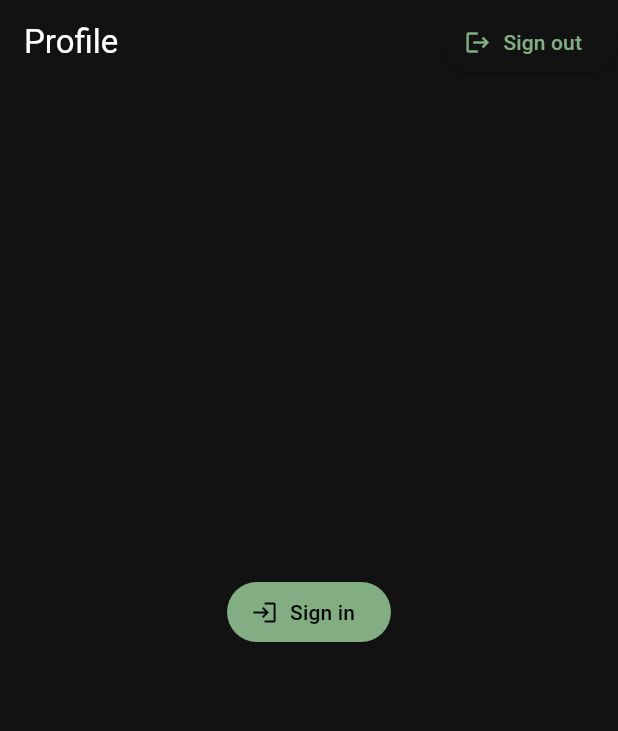
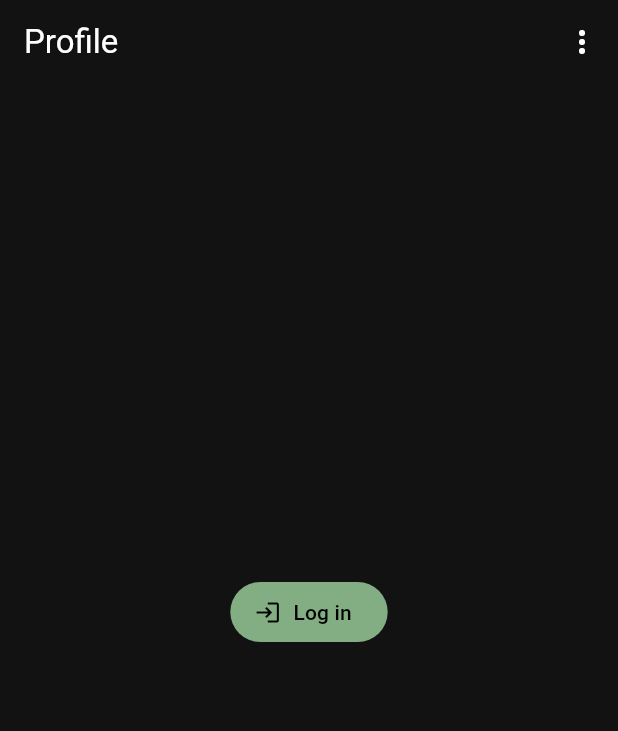
Before and after one commit to ChreSyr/crea_chess, a Flutter app: the screen it shows after launch, item 2 of the bottom bar chosen, on a phone screen of 412 x 824 dp. Shown: the top 731 px of the screen. Run offline on Flutter 3.47's test engine with Material 3 defaults, Android fonts, the phone set to English and light mode, and no system bars; our stand-ins replace badges, cloud_firestore, fast_immutable_collections, firebase_auth, firebase_core, flutter_bloc and 6 more; missing offline and left inert: chessground, dartchess_webok, regexpattern; accounts and stored records are empty; generated files the repository leaves out were written again.

Commit message:
Added MenuAnchor in profile page

```diff
--- a/lib/package/l10n/arb/app_en.arb
+++ b/lib/package/l10n/arb/app_en.arb
@@ -5,7 +5,6 @@
   "chooseColor": "Choose a color",
   "continue_": "Continue",
   "deleteAccount": "Delete this account",
-  "disconnect": "Sign out",
   "email": "Email",
   "formError": "{code, select, other{Unknown error.} empty{This field is required.} mailTaken{The email address is already in use by another account.} notEmail{Doesn't appear to be an email address.} notPassword{Too weak. A password must contain a lowercase letter, an uppercase letter, a number and at least 8 characters.} invalidCredentials{Email and password do not match. Try again or click \"Forgot password ?\" to reset it.}}",
   "@formError": {
@@ -21,11 +20,11 @@
   "passwordForgot": "Forgot password ?",
   "play": "Play",
   "profile": "Profile",
-  "registerNow": "Register now",
-  "registration": "Registration",
   "settings": "Settings",
-  "signin": "Sign in",
-  "signup": "Create an account",
+  "signCreateAccount": "Create an account",
+  "signin": "Log in",
+  "signout": "Sign out",
+  "signup": "Sign up",
   "timeControl": "Time control",
   "verifyEmailExplainLink": "Confirm your email by clicking the link sent to {email}, then return to the app and click Continue.",
   "@verifyEmailExplainLink": {
--- a/lib/route/nav/profile/route_body/profile_body.dart
+++ b/lib/route/nav/profile/route_body/profile_body.dart
@@ -10,6 +10,35 @@ import 'package:crea_chess/route/route_body.dart';
 import 'package:flutter/material.dart';
 import 'package:flutter_bloc/flutter_bloc.dart';
 import 'package:go_router/go_router.dart';
+
+// TODO: welcome and connect page when it is the first opening of the app
+
+enum ProfileMenuChoices {
+  signout(whenLoggedOut: false),
+  deleteAccount(whenLoggedOut: false);
+
+  const ProfileMenuChoices({required this.whenLoggedOut});
+
+  final bool whenLoggedOut;
+
+  String getLocalization(AppLocalizations l10n) {
+    switch (this) {
+      case ProfileMenuChoices.signout:
+        return l10n.signout;
+      case ProfileMenuChoices.deleteAccount:
+        return l10n.deleteAccount;
+    }
+  }
+
+  IconData getIcon() {
+    switch (this) {
+      case ProfileMenuChoices.signout:
+        return Icons.logout;
+      case ProfileMenuChoices.deleteAccount:
+        return Icons.delete_forever;
+    }
+  }
+}
 
 class ProfileBody extends MainRouteBody {
   const ProfileBody({super.key});
@@ -32,13 +61,54 @@ class ProfileBody extends MainRouteBody {
   @override
   List<Widget> getActions(BuildContext context) {
     return [
-      ElevatedButton.icon(
-        onPressed: () {
-          context.go('/profile/sign_methods');
-          context.read<AuthenticationCubit>().signoutRequested();
+      BlocBuilder<AuthenticationCubit, AuthenticationModel>(
+        builder: (context, auth) {
+          final isLoggedIn = !auth.isAbsent;
+          return MenuAnchor(
+            builder: (
+              BuildContext context,
+              MenuController controller,
+              Widget? child,
+            ) {
+              return IconButton(
+                onPressed: () =>
+                    controller.isOpen ? controller.close() : controller.open(),
+                icon: const Icon(Icons.more_vert),
+              );
+            },
+            menuChildren: ProfileMenuChoices.values
+                .where((e) => isLoggedIn || e.whenLoggedOut)
+                .map(
+                  (e) => MenuItemButton(
+                    leadingIcon: Icon(e.getIcon()),
+                    onPressed: () {
+                      switch (e) {
+                        case ProfileMenuChoices.signout:
+                          context
+                              .read<AuthenticationCubit>()
+                              .signoutRequested();
+                          context.go('/profile/sign_methods');
+                        case ProfileMenuChoices.deleteAccount:
+                          return; // TODO: delete confirm dialog
+                      }
+                    },
+                    style: switch (e) {
+                      ProfileMenuChoices.deleteAccount => ButtonStyle(
+                          iconColor: MaterialStateColor.resolveWith(
+                            (states) => Colors.red,
+                          ),
+                          foregroundColor: MaterialStateColor.resolveWith(
+                            (states) => Colors.red,
+                          ),
+                        ),
+                      _ => null,
+                    },
+                    child: Text(e.getLocalization(context.l10n)),
+                  ),
+                )
+                .toList(),
+          );
         },
-        icon: const Icon(Icons.logout),
-        label: Text(context.l10n.disconnect),
       ),
     ];
   }
--- a/lib/route/nav/profile/route_body/signin_body.dart
+++ b/lib/route/nav/profile/route_body/signin_body.dart
@@ -19,7 +19,7 @@ class SigninBody extends RouteBody {
 
   @override
   String getTitle(AppLocalizations l10n) {
-    return l10n.signin; // TODO
+    return l10n.signin;
   }
 
   @override
--- a/lib/route/nav/profile/route_body/signup_body.dart
+++ b/lib/route/nav/profile/route_body/signup_body.dart
@@ -20,7 +20,7 @@ class SignupBody extends RouteBody {
 
   @override
   String getTitle(AppLocalizations l10n) {
-    return l10n.registration;
+    return l10n.signup;
   }
 
   @override
@@ -131,7 +131,7 @@ class _SignupBody extends StatelessWidget {
               // sign in button
               FilledButton(
                 onPressed: signupCubit.submit,
-                child: Text(context.l10n.signup),
+                child: Text(context.l10n.signCreateAccount),
               ),
             ],
           ),
```
Also changed, not shown: lib/package/l10n/arb/app_fr.arb (+3 -4 lines).
